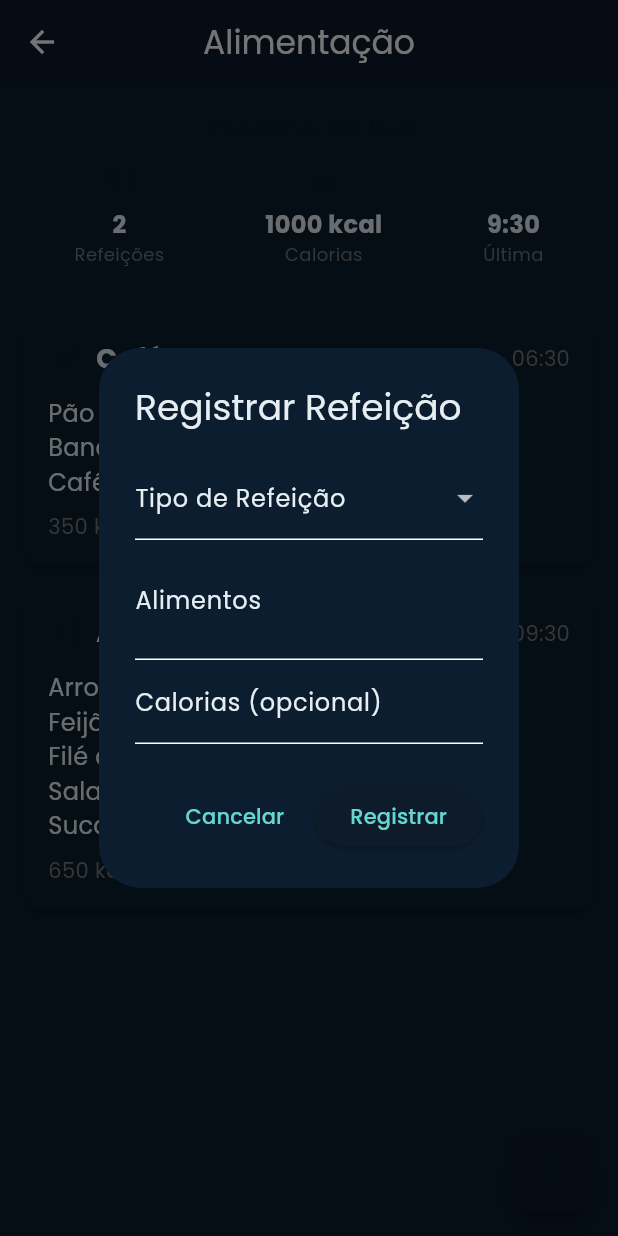
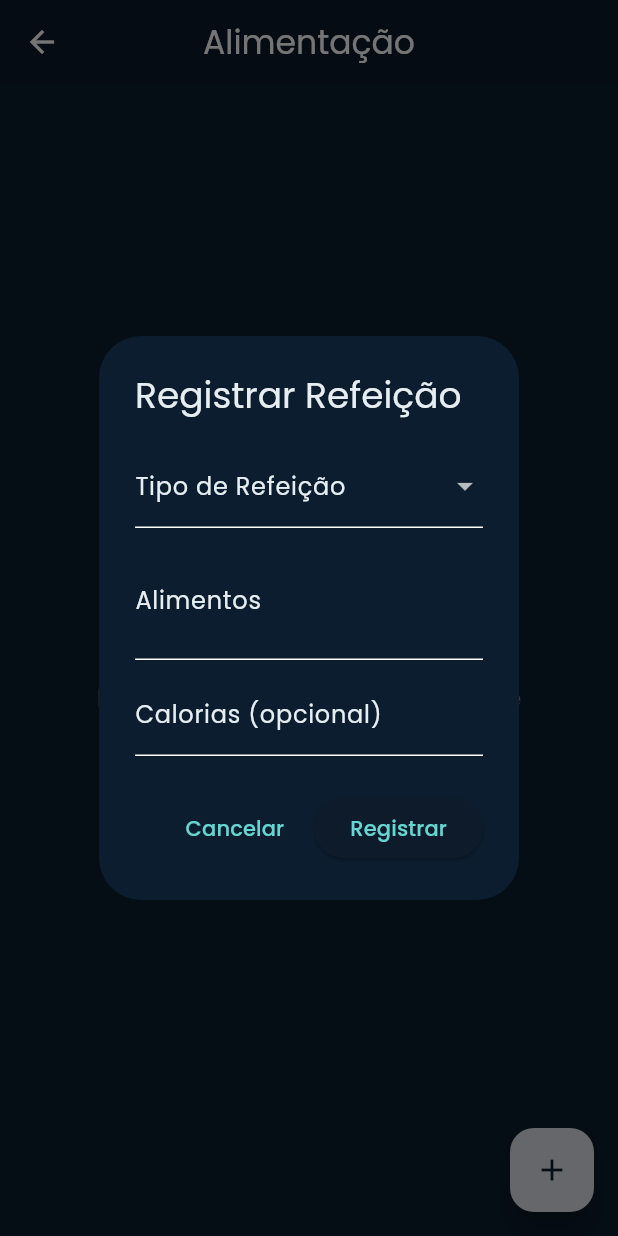
Before and after one commit to Garzin05/Well-Watch, a Flutter app: the AlimentacaoPage screen opened by its route, after a tap on the "add" icon, on a phone screen of 412 x 824 dp. Run offline on Flutter 3.47's test engine with Material 3 defaults, Android fonts, the phone set to English and light mode, and no system bars; our stand-ins replace animate_do, fl_chart, font_awesome_flutter, google_fonts, lottie, mask_text_input_formatter and 1 more; accounts and stored records are empty.

Commit message:
Ajuste na página de alimentação

```diff
--- a/Código-Well-Watch/lib/screens/main/alimentacao_page.dart
+++ b/Código-Well-Watch/lib/screens/main/alimentacao_page.dart
@@ -1,7 +1,5 @@
 import 'package:flutter/material.dart';
 import 'package:projetowell/utils/constants.dart';
-import 'package:provider/provider.dart';
-import 'package:projetowell/services/auth_service.dart';
 
 class AlimentacaoPage extends StatefulWidget {
   const AlimentacaoPage({super.key});
@@ -11,22 +9,7 @@ class AlimentacaoPage extends StatefulWidget {
 }
 
 class _AlimentacaoPageState extends State<AlimentacaoPage> {
-  final List<Map<String, dynamic>> _meals = [
-    {
-      'type': 'Café da Manhã',
-      'food':
-          'Pão integral com queijo branco\nBanana\nCafé com leite desnatado',
-      'calories': 350,
-      'time': DateTime.now().subtract(const Duration(hours: 4)),
-    },
-    {
-      'type': 'Almoço',
-      'food':
-          'Arroz integral\nFeijão\nFilé de frango grelhado\nSalada de alface e tomate\nSuco natural',
-      'calories': 650,
-      'time': DateTime.now().subtract(const Duration(hours: 1)),
-    },
-  ];
+  final List<Map<String, dynamic>> _meals = [];
 
   int _getTotalCalories() {
     int total = 0;
@@ -45,15 +28,14 @@ class _AlimentacaoPageState extends State<AlimentacaoPage> {
       context: context,
       builder: (context) => AlertDialog(
         title: const Text('Registrar Refeição'),
-        content: Column(
+        content: SingleChildScrollView(
+          child: Column(
             mainAxisSize: MainAxisSize.min,
             children: [
               DropdownButtonFormField<String>(
-              initialValue: null,
                 decoration: const InputDecoration(labelText: 'Tipo de Refeição'),
                 items: const [
-                DropdownMenuItem(
-                    value: 'Café da Manhã', child: Text('Café da Manhã')),
+                  DropdownMenuItem(value: 'Café da Manhã', child: Text('Café da Manhã')),
                   DropdownMenuItem(value: 'Almoço', child: Text('Almoço')),
                   DropdownMenuItem(value: 'Lanche', child: Text('Lanche')),
                   DropdownMenuItem(value: 'Jantar', child: Text('Jantar')),
@@ -61,29 +43,33 @@ class _AlimentacaoPageState extends State<AlimentacaoPage> {
                 ],
                 onChanged: (value) => mealTypeController.text = value ?? '',
               ),
+              const SizedBox(height: 8),
               TextField(
                 controller: foodController,
                 decoration: const InputDecoration(labelText: 'Alimentos'),
                 maxLines: 2,
               ),
+              const SizedBox(height: 8),
               TextField(
                 controller: caloriesController,
-              decoration:
-                  const InputDecoration(labelText: 'Calorias (opcional)'),
+                decoration: const InputDecoration(labelText: 'Calorias (opcional)'),
                 keyboardType: TextInputType.number,
               ),
             ],
           ),
+        ),
         actions: [
           TextButton(
             onPressed: () => Navigator.pop(context, false),
-              child: const Text('Cancelar')),
+            child: const Text('Cancelar'),
+          ),
           ElevatedButton(
             onPressed: () => Navigator.pop(context, true),
             style: ElevatedButton.styleFrom(
               backgroundColor: AppColors.darkBlueBackground,
             ),
-              child: const Text('Registrar')),
+            child: const Text('Registrar'),
+          ),
         ],
       ),
     );
@@ -97,42 +83,11 @@ class _AlimentacaoPageState extends State<AlimentacaoPage> {
           'food': foodController.text,
           'calories': caloriesController.text.isEmpty
               ? null
-              : int.parse(caloriesController.text),
+              : int.tryParse(caloriesController.text),
           'time': DateTime.now(),
         });
       });
     }
-  }
-
-  Widget _buildSummaryItem({
-    required IconData icon,
-    required String value,
-    required String label,
-  }) {
-    return Column(
-      children: [
-        Icon(
-          icon,
-          color: AppColors.darkBlueBackground,
-          size: 24,
-        ),
-        const SizedBox(height: 4),
-        Text(
-          value,
-          style: const TextStyle(
-            fontSize: 16,
-            fontWeight: FontWeight.bold,
-          ),
-        ),
-        Text(
-          label,
-          style: TextStyle(
-            fontSize: 12,
-            color: Colors.grey[600],
-          ),
-        ),
-      ],
-    );
   }
 
   Widget _buildMealCard(Map<String, dynamic> meal) {
@@ -163,40 +118,24 @@ class _AlimentacaoPageState extends State<AlimentacaoPage> {
           children: [
             Row(
               children: [
-                Icon(getMealIcon(meal['type']),
-                    color: AppColors.darkBlueBackground),
+                Icon(getMealIcon(meal['type']), color: AppColors.darkBlueBackground),
                 const SizedBox(width: 8),
                 Text(
                   meal['type'],
-                  style: const TextStyle(
-                    fontSize: 18,
-                    fontWeight: FontWeight.bold,
-                  ),
+                  style: const TextStyle(fontSize: 18, fontWeight: FontWeight.bold),
                 ),
                 const Spacer(),
                 Text(
                   '${meal['time'].hour.toString().padLeft(2, '0')}:${meal['time'].minute.toString().padLeft(2, '0')}',
-                  style: TextStyle(
-                    color: Colors.grey[600],
-                    fontSize: 14,
-                  ),
+                  style: TextStyle(color: Colors.grey[600], fontSize: 14),
                 ),
               ],
             ),
             const SizedBox(height: 12),
-            Text(
-              meal['food'],
-              style: const TextStyle(fontSize: 16),
-            ),
+            Text(meal['food'], style: const TextStyle(fontSize: 16)),
             if (meal['calories'] != null) ...[
               const SizedBox(height: 8),
-              Text(
-                '${meal['calories']} kcal',
-                style: TextStyle(
-                  color: Colors.grey[600],
-                  fontSize: 14,
-                ),
-              ),
+              Text('${meal['calories']} kcal', style: TextStyle(color: Colors.grey[600])),
             ],
           ],
         ),
@@ -206,118 +145,34 @@ class _AlimentacaoPageState extends State<AlimentacaoPage> {
 
   @override
   Widget build(BuildContext context) {
-    final authService = Provider.of<AuthService>(context);
-    final isDoctor = authService.role == 'doctor';
-
     return Scaffold(
       appBar: AppBar(
         title: const Text('Alimentação'),
         backgroundColor: AppColors.darkBlueBackground,
-        actions: [
-          if (isDoctor)
-            IconButton(
-              icon: const Icon(Icons.assessment),
-              onPressed: () {
-                // TODO: Implementar visualização de relatórios nutricionais
-                ScaffoldMessenger.of(context).showSnackBar(
-                  const SnackBar(
-                      content:
-                          Text('Relatórios nutricionais em desenvolvimento')),
-                );
-              },
       ),
-        ],
-      ),
-      body: Column(
-        children: [
-          // Resumo diário
-          Container(
-            padding: const EdgeInsets.all(16.0),
-            decoration: BoxDecoration(
-              color: AppColors.darkBlueBackground.withOpacity(0.1),
-              borderRadius: const BorderRadius.only(
-                bottomLeft: Radius.circular(20),
-                bottomRight: Radius.circular(20),
-              ),
-            ),
-            child: Column(
-              children: [
-                Text(
-                  'Resumo do Dia',
-                  style: TextStyle(
-                    fontSize: 18,
-                    fontWeight: FontWeight.bold,
-                    color: AppColors.darkBlueBackground,
-                  ),
-                ),
-                const SizedBox(height: 12),
-                Row(
-                  mainAxisAlignment: MainAxisAlignment.spaceAround,
-                  children: [
-                    _buildSummaryItem(
-                      icon: Icons.restaurant,
-                      value: _meals.length.toString(),
-                      label: 'Refeições',
-                    ),
-                    _buildSummaryItem(
-                      icon: Icons.local_fire_department,
-                      value: '${_getTotalCalories()} kcal',
-                      label: 'Calorias',
-                    ),
-                    _buildSummaryItem(
-                      icon: Icons.access_time,
-                      value: _meals.isNotEmpty
-                          ? '${_meals.last['time'].hour}:${_meals.last['time'].minute.toString().padLeft(2, '0')}'
-                          : '-',
-                      label: 'Última',
-                    ),
-                  ],
-                ),
-              ],
-            ),
-          ),
-          // Lista de refeições
-          Expanded(
-            child: _meals.isEmpty
+      body: _meals.isEmpty
           ? Center(
               child: Column(
                 mainAxisSize: MainAxisSize.min,
                 children: [
-                        Icon(Icons.restaurant_menu,
-                            size: 64, color: Colors.grey[400]),
+                  Icon(Icons.restaurant_menu, size: 64, color: Colors.grey[400]),
                   const SizedBox(height: 16),
-                        Text(
-                          'Nenhuma refeição registrada hoje',
-                          style: TextStyle(
-                            fontSize: 16,
-                            color: Colors.grey[600],
-                          ),
-                        ),
+                  Text('Nenhuma refeição registrada hoje',
+                      style: TextStyle(fontSize: 16, color: Colors.grey[600])),
                   const SizedBox(height: 8),
-                        Text(
-                          'Clique no + para adicionar',
-                          style: TextStyle(
-                            fontSize: 14,
-                            color: Colors.grey[400],
-                          ),
-                        ),
+                  Text('Clique no + para adicionar',
+                      style: TextStyle(fontSize: 14, color: Colors.grey[400])),
                 ],
               ),
             )
           : ListView.builder(
               padding: const EdgeInsets.only(top: 8.0),
               itemCount: _meals.length,
-                    itemBuilder: (context, index) =>
-                        _buildMealCard(_meals[index]),
+              itemBuilder: (context, index) => _buildMealCard(_meals[index]),
             ),
-          ),
-        ],
-      ),
-      floatingActionButton: isDoctor
-          ? null
-          : FloatingActionButton(
+      floatingActionButton: FloatingActionButton(
         onPressed: _addMeal,
-              backgroundColor: AppColors.darkBlueBackground,
+        backgroundColor: const Color.fromARGB(255, 220, 225, 230),
         child: const Icon(Icons.add),
       ),
     );
```
Lines whose indentation alone changed are shown as unchanged.
